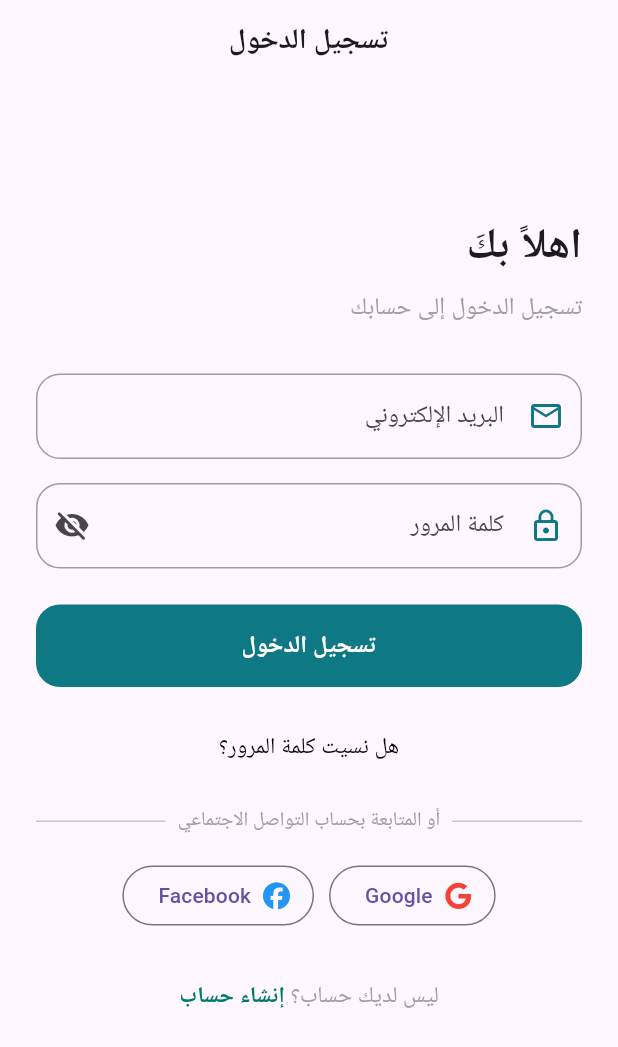
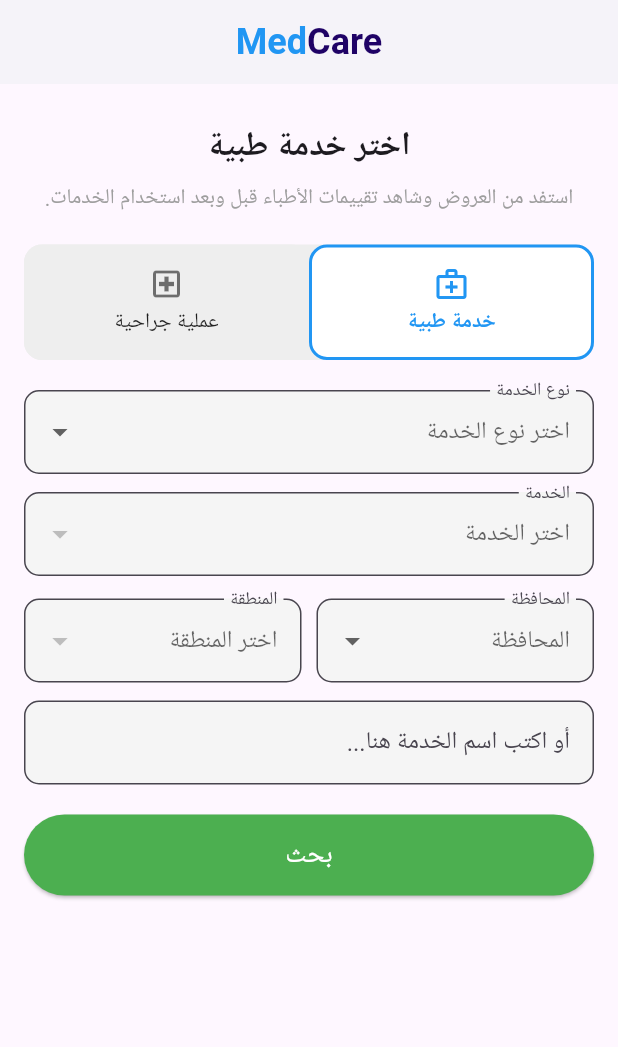
Before and after one commit to MElwakel/MedCare, a Flutter app: the screen it shows after launch, on a phone screen of 412 x 824 dp. Shown: the top 1047 px of the screen. Run offline on Flutter 3.47's test engine with Material 3 defaults, Android fonts, the phone set to English and light mode, and no system bars; our stand-ins replace font_awesome_flutter, pin_code_fields, readmore.

Commit message:
medical_services

```diff
--- a/lib/features/doctors/presentation/views/widgets/category_doctor_sliver_list.dart
+++ b/lib/features/doctors/presentation/views/widgets/category_doctor_sliver_list.dart
@@ -1,6 +1,6 @@
 import 'package:flutter/material.dart';
 import 'package:medcare/features/doctors/presentation/views/doctor_details_view.dart';
-import 'package:medcare/features/doctors/presentation/views/widgets/doctor_datails_body.dart';
+
 
 import 'category_doctor_item.dart';
 
--- a/lib/features/doctors/presentation/views/widgets/popuar_doctor_list_view.dart
+++ b/lib/features/doctors/presentation/views/widgets/popuar_doctor_list_view.dart
@@ -1,6 +1,6 @@
 import 'package:flutter/material.dart';
 import 'package:medcare/features/doctors/presentation/views/doctor_details_view.dart';
-import 'package:medcare/features/doctors/presentation/views/widgets/doctor_datails_body.dart';
+
 import 'package:medcare/features/doctors/presentation/views/widgets/popular_doctor_item.dart';
 
 class PopularDoctorListView extends StatelessWidget {
--- /dev/null
+++ b/lib/features/home/presentation/views/data/services_data.dart
@@ -0,0 +1,36 @@
+final List<String> serviceTypes = ["Medical Service", "Surgical Operation"];
+
+final List<String> medicalServiceTypes = [
+  "Clinic Consultation",
+  "Home Visit",
+  "Online Consultation",
+  "Diagnostic Service",
+];
+
+final Map<String, List<String>> medicalServices = {
+  "Clinic Consultation": ["Dentistry", "Cardiology", "Dermatology"],
+  "Home Visit": ["Pediatrics", "Orthopedics", "General Medicine"],
+  "Online Consultation": ["Psychiatry", "Nutrition", "Skin Care"],
+  "Diagnostic Service": ["Blood Test", "X-Ray", "MRI Scan"],
+};
+
+final List<String> operationTypes = [
+  "Minor Surgery",
+  "Moderate Surgery",
+  "Major Surgery",
+];
+
+final Map<String, List<String>> surgicalOperations = {
+  "Minor Surgery": ["Tonsil Removal", "Cyst Removal", "Wound Cleaning"],
+  "Moderate Surgery": ["Appendectomy", "Hernia Repair", "Gallbladder Surgery"],
+  "Major Surgery": [
+    "Open Heart Surgery",
+    "Knee Replacement",
+    "Brain Tumor Removal",
+  ],
+};
+
+final List<String> governorates = ["Assiut"];
+final Map<String, List<String>> areas = {
+  "Assiut": ["Abnoub", "Manfalut", "Dairut", "El-Badari", "El-Qusiya"],
+};
--- /dev/null
+++ b/lib/features/home/presentation/views/medical_services_view.dart
@@ -0,0 +1,147 @@
+import 'package:flutter/material.dart';
+import 'package:medcare/features/home/presentation/views/data/services_data.dart';
+import 'package:medcare/generated/l10n.dart';
+import 'widgets/service_tabs.dart';
+import 'widgets/medical_section.dart';
+import 'widgets/surgical_section.dart';
+
+class MedicalServicesView extends StatefulWidget {
+  const MedicalServicesView({super.key});
+
+  @override
+  State<MedicalServicesView> createState() => _MedicalServicesViewState();
+}
+
+class _MedicalServicesViewState extends State<MedicalServicesView> {
+  String selectedServiceType = "Medical Service";
+  String? selectedService;
+  String? selectedGovernorate;
+  String? selectedArea;
+  String? selectedOperationType;
+
+  final TextEditingController searchController = TextEditingController();
+
+  @override
+  Widget build(BuildContext context) {
+    final s = S.of(context);
+
+    return Scaffold(
+      appBar: AppBar(
+        backgroundColor: Colors.white,
+        elevation: 2,
+        centerTitle: true,
+        title: const Text.rich(
+          TextSpan(
+            children: [
+              TextSpan(
+                text: "Med",
+                style: TextStyle(color: Colors.blue, fontSize: 24, fontWeight: FontWeight.bold),
+              ),
+              TextSpan(
+                text: "Care",
+                style: TextStyle(
+                    color: Color.fromARGB(255, 31, 2, 102),
+                    fontSize: 24,
+                    fontWeight: FontWeight.bold),
+              ),
+            ],
+          ),
+        ),
+      ),
+      body: SingleChildScrollView(
+        padding: const EdgeInsets.all(16),
+        child: Column(
+          children: [
+            const SizedBox(height: 10),
+            Text(
+              selectedServiceType == "Medical Service"
+                  ? s.chooseMedicalService
+                  : s.chooseSurgicalOperation,
+              style: const TextStyle(fontSize: 22, fontWeight: FontWeight.bold),
+            ),
+            const SizedBox(height: 8),
+            Text(
+              selectedServiceType == "Medical Service"
+                  ? s.medicalServiceDesc
+                  : s.surgicalOperationDesc,
+              textAlign: TextAlign.center,
+              style: const TextStyle(fontSize: 14, color: Colors.grey),
+            ),
+            const SizedBox(height: 20),
+
+
+            ServiceTabs(
+              serviceTypes: serviceTypes,
+              selectedServiceType: selectedServiceType,
+              onSelected: (type) {
+                setState(() {
+                  selectedServiceType = type;
+                  selectedService = null;
+                  selectedOperationType = null;
+                });
+              },
+            ),
+
+            const SizedBox(height: 20),
+
+
+            if (selectedServiceType == "Medical Service")
+              MedicalSection(
+                s: s,
+                medicalServiceTypes: medicalServiceTypes,
+                medicalServices: medicalServices,
+                governorates: governorates,
+                areas: areas,
+                selectedOperationType: selectedOperationType,
+                selectedService: selectedService,
+                selectedGovernorate: selectedGovernorate,
+                selectedArea: selectedArea,
+                searchController: searchController,
+                onChanged: _onSelectionChanged,
+              )
+            else
+              SurgicalSection(
+                s: s,
+                operationTypes: operationTypes,
+                surgicalOperations: surgicalOperations,
+                governorates: governorates,
+                areas: areas,
+                selectedOperationType: selectedOperationType,
+                selectedService: selectedService,
+                selectedGovernorate: selectedGovernorate,
+                selectedArea: selectedArea,
+                searchController: searchController,
+                onChanged: _onSelectionChanged,
+              ),
+
+            const SizedBox(height: 20),
+
+            SizedBox(
+              width: double.infinity,
+              child: ElevatedButton(
+                onPressed: () {},
+                style: ElevatedButton.styleFrom(
+                  backgroundColor: Colors.green,
+                  padding: const EdgeInsets.symmetric(vertical: 14),
+                ),
+                child: Text(
+                  s.search,
+                  style: const TextStyle(fontSize: 18, color: Colors.white),
+                ),
+              ),
+            ),
+          ],
+        ),
+      ),
+    );
+  }
+
+  void _onSelectionChanged(String? opType, String? service, String? gov, String? area) {
+    setState(() {
+      selectedOperationType = opType;
+      selectedService = service;
+      selectedGovernorate = gov;
+      selectedArea = area;
+    });
+  }
+}
--- /dev/null
+++ b/lib/features/home/presentation/views/widgets/location_fields.dart
@@ -0,0 +1,67 @@
+import 'package:flutter/material.dart';
+import 'package:medcare/generated/l10n.dart';
+
+class LocationFields extends StatelessWidget {
+  final List<String> governorates;
+  final Map<String, List<String>> areas;
+  final String? selectedGovernorate;
+  final String? selectedArea;
+  final Function(String?, String?) onChanged;
+
+  const LocationFields({
+    super.key,
+    required this.governorates,
+    required this.areas,
+    required this.selectedGovernorate,
+    required this.selectedArea,
+    required this.onChanged,
+  });
+
+  InputDecoration _dec(String label) => InputDecoration(
+        labelText: label,
+        border: OutlineInputBorder(borderRadius: BorderRadius.circular(10)),
+        filled: true,
+        fillColor: Colors.grey[100],
+      );
+
+  @override
+  Widget build(BuildContext context) {
+    final s = S.of(context);
+    return Row(
+      children: [
+        Expanded(
+          child: DropdownButtonFormField<String>(
+            value: selectedGovernorate,
+            hint: Text(s.governorate),
+            items: governorates
+                .map((e) => DropdownMenuItem(value: e, child: Text(e)))
+                .toList(),
+            onChanged: (value) => onChanged(value, null),
+            decoration: _dec(s.governorate),
+          ),
+        ),
+        const SizedBox(width: 10),
+        Expanded(
+child: DropdownButtonFormField<String>(
+  value: (selectedArea != null &&
+          areas[selectedGovernorate]?.contains(selectedArea) == true)
+      ? selectedArea
+      : null,
+  hint: Text(s.selectArea),
+  items: (selectedGovernorate != null
+          ? areas[selectedGovernorate] ?? []
+          : [])
+      .map((e) => DropdownMenuItem<String>(
+            value: e as String,
+            child: Text(e),
+          ))
+      .toList(),
+  onChanged: (value) => onChanged(selectedGovernorate, value),
+  decoration: _dec(s.area),
+),
+
+        ),
+      ],
+    );
+  }
+}
--- /dev/null
+++ b/lib/features/home/presentation/views/widgets/medical_section.dart
@@ -0,0 +1,86 @@
+import 'package:flutter/material.dart';
+import 'package:medcare/generated/l10n.dart';
+import 'location_fields.dart';
+
+class MedicalSection extends StatelessWidget {
+  final S s;
+  final List<String> medicalServiceTypes;
+  final Map<String, List<String>> medicalServices;
+  final List<String> governorates;
+  final Map<String, List<String>> areas;
+  final String? selectedOperationType;
+  final String? selectedService;
+  final String? selectedGovernorate;
+  final String? selectedArea;
+  final TextEditingController searchController;
+  final Function(String?, String?, String?, String?) onChanged;
+
+  const MedicalSection({
+    super.key,
+    required this.s,
+    required this.medicalServiceTypes,
+    required this.medicalServices,
+    required this.governorates,
+    required this.areas,
+    required this.selectedOperationType,
+    required this.selectedService,
+    required this.selectedGovernorate,
+    required this.selectedArea,
+    required this.searchController,
+    required this.onChanged,
+  });
+
+  InputDecoration _dec(String label) => InputDecoration(
+        labelText: label,
+        border: OutlineInputBorder(borderRadius: BorderRadius.circular(10)),
+        filled: true,
+        fillColor: Colors.grey[100],
+      );
+
+  @override
+  Widget build(BuildContext context) {
+    return Column(
+      children: [
+        DropdownButtonFormField<String>(
+          value: selectedOperationType,
+          hint: Text(s.selectServiceType),
+          items: medicalServiceTypes
+              .map((type) => DropdownMenuItem(value: type, child: Text(type)))
+              .toList(),
+          onChanged: (value) => onChanged(value, null, selectedGovernorate, selectedArea),
+          decoration: _dec(s.serviceType),
+        ),
+        const SizedBox(height: 12),
+DropdownButtonFormField<String>(
+  value: selectedService,
+  hint: Text(s.selectService),
+  items: (selectedOperationType != null
+          ? (medicalServices[selectedOperationType] ?? [])
+          : [])
+      .map((e) => DropdownMenuItem<String>(
+            value: e as String,
+            child: Text(e),
+          ))
+      .toList(),
+  onChanged: (value) =>
+      onChanged(selectedOperationType, value, selectedGovernorate, selectedArea),
+  decoration: _dec(s.service),
+),
+
+        const SizedBox(height: 15),
+        LocationFields(
+          governorates: governorates,
+          areas: areas,
+          selectedGovernorate: selectedGovernorate,
+          selectedArea: selectedArea,
+          onChanged: (gov, area) => onChanged(selectedOperationType, selectedService, gov, area),
+        ),
+        const SizedBox(height: 12),
+        TextField(
+          controller: searchController,
+          decoration: _dec(s.orTypeServiceName),
+        ),
+      ],
+    );
+  }
+}
--- /dev/null
+++ b/lib/features/home/presentation/views/widgets/service_tabs.dart
@@ -0,0 +1,68 @@
+import 'package:flutter/material.dart';
+import 'package:medcare/generated/l10n.dart';
+
+class ServiceTabs extends StatelessWidget {
+  final List<String> serviceTypes;
+  final String selectedServiceType;
+  final Function(String) onSelected;
+
+  const ServiceTabs({
+    super.key,
+    required this.serviceTypes,
+    required this.selectedServiceType,
+    required this.onSelected,
+  });
+
+  @override
+  Widget build(BuildContext context) {
+    final s = S.of(context);
+    return Container(
+      decoration: BoxDecoration(
+        color: Colors.grey[200],
+        borderRadius: BorderRadius.circular(12),
+      ),
+      child: Row(
+        children: serviceTypes.map((type) {
+          bool selected = selectedServiceType == type;
+          return Expanded(
+            child: GestureDetector(
+              onTap: () => onSelected(type),
+              child: Container(
+                padding: const EdgeInsets.symmetric(vertical: 12),
+                decoration: BoxDecoration(
+                  color: selected ? Colors.white : Colors.grey[200],
+                  borderRadius: BorderRadius.circular(12),
+                  border: Border.all(
+                    color: selected ? Colors.blue : Colors.transparent,
+                    width: 2,
+                  ),
+                ),
+                child: Column(
+                  children: [
+                    Icon(
+                      type == "Medical Service"
+                          ? Icons.medical_services_outlined
+                          : Icons.local_hospital_outlined,
+                      color: selected ? Colors.blue : Colors.black54,
+                    ),
+                    const SizedBox(height: 4),
+                    Text(
+                      type == "Medical Service"
+                          ? s.medicalService
+                          : s.surgicalOperation,
+                      style: TextStyle(
+                        fontWeight:
+                            selected ? FontWeight.bold : FontWeight.normal,
+                        color: selected ? Colors.blue : Colors.black87,
+                      ),
+                    ),
+                  ],
+                ),
+              ),
+            ),
+          );
+        }).toList(),
+      ),
+    );
+  }
+}
--- a/lib/l10n/intl_ar.arb
+++ b/lib/l10n/intl_ar.arb
@@ -1,17 +1,62 @@
 {
-  "welcome" :"اهلاً بكَ",
-  "signInToYourAccount" : "تسجيل الدخول إلى حسابك",
-  "email" : "البريد الإلكتروني",
-  "password" : "كلمة المرور",
-  "signIn" : "تسجيل الدخول",
-  "forgotPassword" : "هل نسيت كلمة المرور؟",
-  "orContinueWithSocialAccount" : "أو المتابعة بحساب التواصل الاجتماعي",
-  "dontHaveAnAccount" : "ليس لديك حساب؟ ",
-  "signUp" : "إنشاء حساب",
-  "fullName" : "الاسم الكامل",
-  "confirmPassword" : "تأكيد كلمة المرور",
-  "alreadyHaveAnAccount" : "هل لديك حساب؟ ",
-  "joinMediCare" : "انضم إلى MediCare!",
-  "signUpEasilyBookYourMedicalConsultationAndStayHealthyAnytime" : "سجل بسهولة، احجز استشارتك الطبية، وابقَ بصحة جيدة في أي وقت"
+  "welcome": "اهلاً بكَ",
+  "signInToYourAccount": "تسجيل الدخول إلى حسابك",
+  "email": "البريد الإلكتروني",
+  "password": "كلمة المرور",
+  "signIn": "تسجيل الدخول",
+  "forgotPassword": "هل نسيت كلمة المرور؟",
+  "orContinueWithSocialAccount": "أو المتابعة بحساب التواصل الاجتماعي",
+  "dontHaveAnAccount": "ليس لديك حساب؟ ",
+  "signUp": "إنشاء حساب",
+  "fullName": "الاسم الكامل",
+  "confirmPassword": "تأكيد كلمة المرور",
+  "alreadyHaveAnAccount": "هل لديك حساب؟ ",
+  "joinMediCare": "انضم إلى MediCare!",
+  "signUpEasilyBookYourMedicalConsultationAndStayHealthyAnytime": "سجل بسهولة، احجز استشارتك الطبية، وابقَ بصحة جيدة في أي وقت",
 
+  "@@locale": "ar",
+  "chooseMedicalService": "اختر الخدمة الطبية",
+  "chooseSurgicalOperation": "اختر العملية الجراحية",
+  "medicalServiceDesc": "اختر من قائمة خدماتنا الطبية التي تشمل الاستشارات والفحوصات والمزيد.",
+  "surgicalOperationDesc": "اختر نوع العملية الجراحية والموقع المناسب لك.",
+  "medicalService": "خدمة طبية",
+  "surgicalOperation": "عملية جراحية",
+  "selectServiceType": "اختر نوع الخدمة",
+  "selectService": "اختر الخدمة",
+  "serviceType": "نوع الخدمة",
+  "service": "الخدمة",
+  "selectOperationType": "اختر نوع العملية",
+  "selectOperation": "اختر العملية",
+  "operationType": "نوع العملية",
+  "operation": "العملية",
+  "governorate": "المحافظة",
+  "selectArea": "اختر المنطقة",
+  "area": "المنطقة",
+  "orTypeServiceName": "أو اكتب اسم الخدمة...",
+  "orTypeOperationName": "أو اكتب اسم العملية...",
+  "search": "بحث",
+
+  "dentistry": "طب الأسنان",
+  "cardiology": "طب القلب",
+  "dermatology": "الأمراض الجلدية",
+  "pediatrics": "طب الأطفال",
+  "orthopedics": "العظام",
+  "heartSurgery": "جراحة القلب",
+  "eyeSurgery": "جراحة العيون",
+  "plasticSurgery": "الجراحة التجميلية",
+  "generalSurgery": "الجراحة العامة",
+  "bypassSurgery": "جراحة الشرايين التاجية",
+  "valveReplacement": "استبدال صمام القلب",
+  "cataract": "المياه البيضاء",
+  "lasik": "تصحيح النظر (ليزك)",
+  "rhinoplasty": "تجميل الأنف",
+  "liposuction": "شفط الدهون",
+  "appendectomy": "استئصال الزائدة الدودية",
+  "gallbladderRemoval": "استئصال المرارة",
+  "assiut": "أسيوط",
+  "abnoub": "أبنوب",
+  "manfalut": "منفلوط",
+  "dairut": "ديروط",
+  "elBadari": "البداري",
+  "elQusiya": "القوصية"
 }
--- a/lib/main.dart
+++ b/lib/main.dart
@@ -1,6 +1,8 @@
 import 'package:flutter/material.dart';
 import 'package:flutter_localizations/flutter_localizations.dart';
-import 'package:medcare/features/splash/splash_view.dart';
+import 'package:medcare/features/home/presentation/views/medical_services_view.dart';
+
+// import 'package:medcare/features/splash/splash_view.dart';
 
 import 'generated/l10n.dart';
 
@@ -16,17 +18,15 @@ class MedCare extends StatelessWidget {
     return MaterialApp(
       debugShowCheckedModeBanner: false,
 
-      localizationsDelegates: [
+      localizationsDelegates: const [
         S.delegate,
         GlobalMaterialLocalizations.delegate,
         GlobalWidgetsLocalizations.delegate,
         GlobalCupertinoLocalizations.delegate,
       ],
       supportedLocales: S.delegate.supportedLocales,
-
-      locale: Locale("ar"),
-
-      home: SplashView(),
+      locale: Locale('ar'),
+      home: const MedicalServicesView(),
     );
   }
 }
--- a/pubspec.yaml
+++ b/pubspec.yaml
@@ -32,6 +32,7 @@ dependencies:
     sdk: flutter
   flutter:
     sdk: flutter
+  readmore: ^2.2.0
   font_awesome_flutter: ^10.10.0
 
   # The following adds the Cupertino Icons font to your application.
```
Also changed, not shown: lib/core/utiles/app_theme.dart (+11 -7 lines), lib/features/home/presentation/views/widgets/surgical_section.dart (added, +86 -0 lines), lib/l10n/intl_en.arb (+60 -14 lines), lib/generated/intl/messages_all.dart, lib/generated/intl/messages_ar.dart, lib/generated/intl/messages_en.dart, lib/generated/l10n.dart, pubspec.lock.
